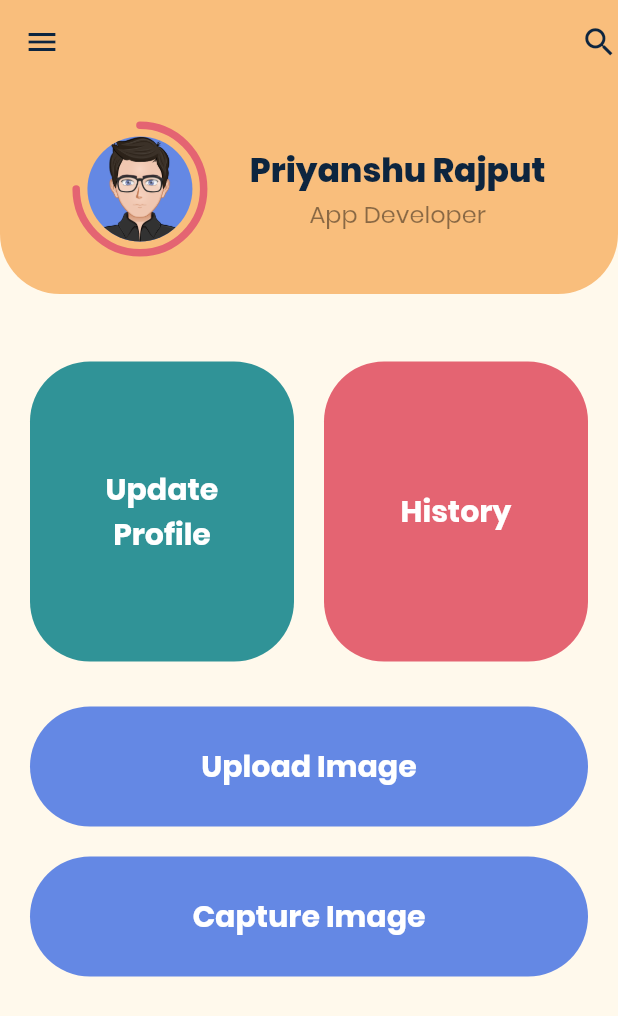
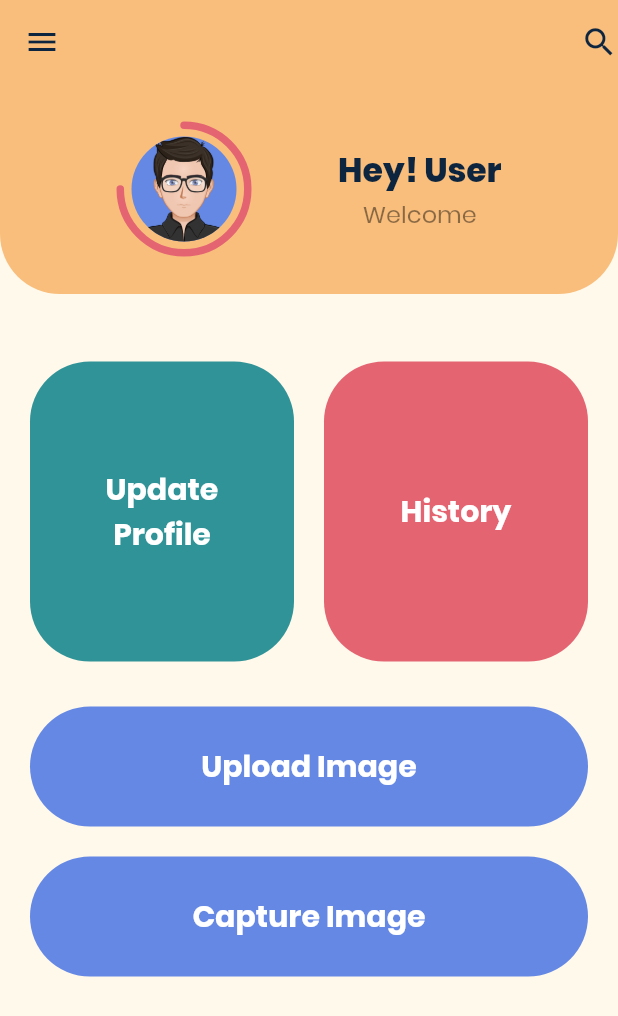
Before and after one commit to PriyanshuRj/MEDEX, a Flutter app: the HomePage screen opened directly, on a phone screen of 412 x 824 dp. Shown: the top 1016 px of the screen. Run offline on Flutter 3.47's test engine with Material 2 defaults, Android fonts, the phone set to English and light mode, and no system bars; drawn by our look-alikes of percent_indicator; our stand-ins replace camera; missing offline and left inert: sawo.

Commit message:
add lots of code

```diff
--- a/front_end/lib/main.dart
+++ b/front_end/lib/main.dart
@@ -2,8 +2,14 @@ import 'package:flutter/material.dart';
 import 'package:front_end/theme/colors/light_colors.dart';
 import 'package:front_end/screens/saho_login.dart';
 import 'package:flutter/services.dart';
+import 'package:camera/camera.dart';
+import 'dart:async';
 
 void main() {
+  // Obtain a list of the available cameras on the device.
+
+  // Get a specific camera from the list of available cameras.
+
   SystemChrome.setSystemUIOverlayStyle(SystemUiOverlayStyle(
     systemNavigationBarColor: LightColors.kLightYellow, // navigation bar color
     statusBarColor: Color(0xffffb969), // status bar color
--- a/front_end/lib/screens/home_page.dart
+++ b/front_end/lib/screens/home_page.dart
@@ -8,13 +8,12 @@ import 'package:front_end/widgets/button_card.dart';
 import 'package:front_end/widgets/top_container.dart';
 import 'package:front_end/widgets/drawer.dart';
 
+import 'package:front_end/screens/capture.dart';
+
 class HomePage extends StatelessWidget {
-  final Object user;
 
-  HomePage({
-    this.user,
-    print(user),
-  });
+
+
 
   Text subheading(String title) {
     return Text(
@@ -52,15 +51,6 @@ class HomePage extends StatelessWidget {
               child: Column(
                   mainAxisAlignment: MainAxisAlignment.spaceEvenly,
                   children: <Widget>[
-                    // Row(
-                    //   mainAxisAlignment: MainAxisAlignment.spaceBetween,
-                    // children: <Widget>[
-                    //   Icon(Icons.menu,
-                    //       color: LightColors.kDarkBlue, size: 30.0),
-                    //   Icon(Icons.search,
-                    //       color: LightColors.kDarkBlue, size: 25.0),
-                    // ],
-                    // ),
                     Padding(
                       padding: const EdgeInsets.symmetric(
                           horizontal: 0, vertical: 0.0),
@@ -89,8 +79,8 @@ class HomePage extends StatelessWidget {
                             children: <Widget>[
                               Container(
                                 child: Text(
-                                  // "UserData :- $user",
-                                  "Priyanshu Rajput",
+                                  // "UserData :- $users",
+                                  "Hey! User",
                                   textAlign: TextAlign.start,
                                   style: TextStyle(
                                     fontSize: 22.0,
@@ -101,7 +91,7 @@ class HomePage extends StatelessWidget {
                               ),
                               Container(
                                 child: Text(
-                                  'App Developer',
+                                  'Welcome',
                                   textAlign: TextAlign.start,
                                   style: TextStyle(
                                     fontSize: 16.0,
@@ -167,7 +157,7 @@ class HomePage extends StatelessWidget {
                               Navigator.push(
                                 context,
                                 MaterialPageRoute(
-                                    builder: (context) => UploadImage()),
+                                    builder: (context) => TakePictureScreen()),
                               );
                             },
                             child: Row(children: <Widget>[
--- a/front_end/lib/screens/result.dart
+++ b/front_end/lib/screens/result.dart
@@ -79,7 +79,7 @@ class Result extends StatelessWidget {
                             children: <Widget>[
                               Container(
                                 child: Text(
-                                  'Priyanshu Rajput',
+                                  'Hey! User',
                                   textAlign: TextAlign.start,
                                   style: TextStyle(
                                     fontSize: 22.0,
@@ -90,7 +90,7 @@ class Result extends StatelessWidget {
                               ),
                               Container(
                                 child: Text(
-                                  'App Developer',
+                                  'Welcome',
                                   textAlign: TextAlign.start,
                                   style: TextStyle(
                                     fontSize: 16.0,
--- a/front_end/lib/screens/upload_image.dart
+++ b/front_end/lib/screens/upload_image.dart
@@ -79,7 +79,8 @@ class UploadImage extends StatelessWidget {
                             children: <Widget>[
                               Container(
                                 child: Text(
-                                  'Priyanshu Rajput',
+                                  // "UserData :- $user",
+                                  "Hey! User",
                                   textAlign: TextAlign.start,
                                   style: TextStyle(
                                     fontSize: 22.0,
@@ -90,7 +91,7 @@ class UploadImage extends StatelessWidget {
                               ),
                               Container(
                                 child: Text(
-                                  'App Developer',
+                                  'Welcome',
                                   textAlign: TextAlign.start,
                                   style: TextStyle(
                                     fontSize: 16.0,
--- a/front_end/lib/widgets/drawer.dart
+++ b/front_end/lib/widgets/drawer.dart
@@ -2,6 +2,7 @@ import 'package:flutter/material.dart';
 
 import 'package:front_end/screens/upload_image.dart';
 import 'package:front_end/screens/home_page.dart';
+import 'package:front_end/screens/capture.dart';
 
 import 'package:front_end/theme/colors/light_colors.dart';
 import 'package:percent_indicator/percent_indicator.dart';
@@ -49,7 +50,7 @@ class MyDrawer extends StatelessWidget {
                           ),
                           Container(
                             child: Text(
-                              'Priyanshu Rajput',
+                              'Hey! User',
                               textAlign: TextAlign.start,
                               style: TextStyle(
                                 fontSize: 22.0,
@@ -60,7 +61,7 @@ class MyDrawer extends StatelessWidget {
                           ),
                           Container(
                             child: Text(
-                              'App Developer',
+                              'Welcome',
                               textAlign: TextAlign.start,
                               style: TextStyle(
                                 fontSize: 16.0,
@@ -100,7 +101,12 @@ class MyDrawer extends StatelessWidget {
                 icon: Icon(Icons.history, color: Colors.black),
                 label: Text("History", style: TextStyle(color: Colors.black))),
             TextButton.icon(
-                onPressed: () {},
+                onPressed: () {
+                  Navigator.push(
+                    context,
+                    MaterialPageRoute(builder: (context) => UploadImage()),
+                  );
+                },
                 icon: Icon(Icons.add, color: Colors.black),
                 label: Text("Upload Image",
                     style: TextStyle(color: Colors.black))),
@@ -108,7 +114,8 @@ class MyDrawer extends StatelessWidget {
                 onPressed: () {
                   Navigator.push(
                     context,
-                    MaterialPageRoute(builder: (context) => UploadImage()),
+                    MaterialPageRoute(
+                        builder: (context) => TakePictureScreen()),
                   );
                 },
                 icon: Icon(Icons.camera, color: Colors.black),
--- a/front_end/pubspec.yaml
+++ b/front_end/pubspec.yaml
@@ -30,6 +30,7 @@ dependencies:
   # Use with the CupertinoIcons class for iOS style icons.
   cupertino_icons: ^1.0.2
   percent_indicator: ^3.0.1
+  camera: ^0.9.2+2
 
 dev_dependencies:
   flutter_test:
```
Also changed, not shown: front_end/lib/screens/capture.dart (added, +112 -0 lines), front_end/lib/screens/comming_soon.dart (added, +33 -0 lines), front_end/lib/screens/saho_login.dart (+8 -1 lines), front_end/lib/widgets/active_project_card.dart (+9 -0 lines), front_end/pubspec.lock, 1 other file.
